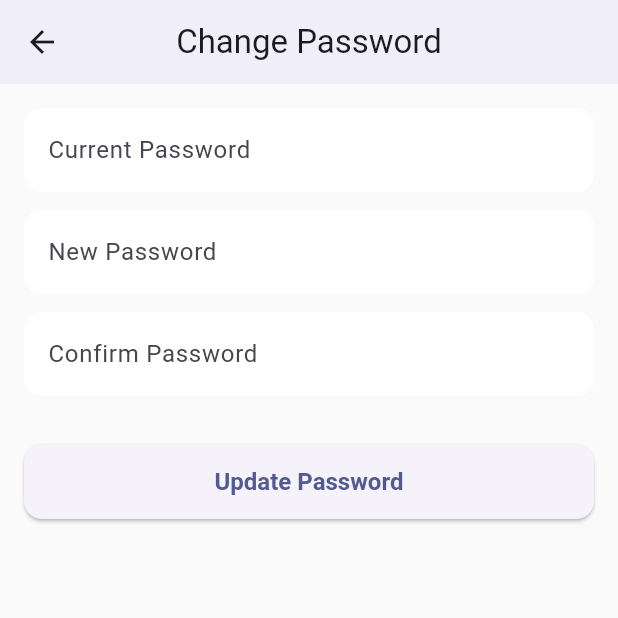
After one commit to joshuaekuriakose/on-demand-skill-renting-platform, a Flutter app: the ChangePasswordScreen screen opened directly, on a phone screen of 412 x 824 dp, the top half of it. The commit adds this screen. Run offline on Flutter 3.47's test engine with Material 3 defaults, Android fonts, the phone set to English and light mode, and no system bars; our stand-ins replace shared_preferences; accounts and stored records are empty.

Commit message:
Small Profile, Change password and Notifications added

```diff
--- a/skill_renting_app/lib/features/auth/auth_service.dart
+++ b/skill_renting_app/lib/features/auth/auth_service.dart
@@ -1,5 +1,6 @@
 import '../../core/services/api_service.dart';
 import 'models/user_model.dart';
+import 'package:skill_renting_app/core/services/auth_storage.dart';
 
 class AuthService {
   static Future<UserModel?> login(
@@ -46,4 +47,25 @@ class AuthService {
   return null;
 }
 
+static Future<bool> changePassword(
+  String currentPassword,
+  String newPassword,
+) async {
+  final token = await AuthStorage.getToken();
+
+  if (token == null) return false;
+
+  final response = await ApiService.put(
+    "/auth/change-password",
+    {
+      "currentPassword": currentPassword,
+      "newPassword": newPassword,
+    },
+    token: token,
+  );
+
+  return response["statusCode"] == 200;
 }
+
+
+}
--- /dev/null
+++ b/skill_renting_app/lib/features/profile/screens/change_password_screen.dart
@@ -0,0 +1,121 @@
+import 'package:flutter/material.dart';
+import '../../auth/auth_service.dart';
+
+class ChangePasswordScreen extends StatefulWidget {
+  const ChangePasswordScreen({super.key});
+
+  @override
+  State<ChangePasswordScreen> createState() => _ChangePasswordScreenState();
+}
+
+class _ChangePasswordScreenState extends State<ChangePasswordScreen> {
+  final _currentController = TextEditingController();
+  final _newController = TextEditingController();
+  final _confirmController = TextEditingController();
+
+  bool _loading = false;
+  String? _error;
+
+  Future<void> _changePassword() async {
+    final current = _currentController.text.trim();
+    final newPass = _newController.text.trim();
+    final confirm = _confirmController.text.trim();
+
+    if (newPass != confirm) {
+      setState(() {
+        _error = "Passwords do not match";
+      });
+      return;
+    }
+
+    setState(() {
+      _loading = true;
+      _error = null;
+    });
+
+    final success = await AuthService.changePassword(
+      current,
+      newPass,
+    );
+
+    if (!mounted) return;
+
+    setState(() => _loading = false);
+
+    if (!success) {
+      setState(() {
+        _error = "Current password is incorrect";
+      });
+      return;
+    }
+
+    ScaffoldMessenger.of(context).showSnackBar(
+      const SnackBar(
+        content: Text("Password changed successfully"),
+      ),
+    );
+
+    Navigator.pop(context);
+  }
+
+  @override
+  Widget build(BuildContext context) {
+    return Scaffold(
+      appBar: AppBar(
+        title: const Text("Change Password"),
+      ),
+      body: Padding(
+        padding: const EdgeInsets.all(16),
+        child: Column(
+          children: [
+
+            TextField(
+              controller: _currentController,
+              obscureText: true,
+              decoration: const InputDecoration(
+                labelText: "Current Password",
+              ),
+            ),
+
+            const SizedBox(height: 12),
+
+            TextField(
+              controller: _newController,
+              obscureText: true,
+              decoration: const InputDecoration(
+                labelText: "New Password",
+              ),
+            ),
+
+            const SizedBox(height: 12),
+
+            TextField(
+              controller: _confirmController,
+              obscureText: true,
+              decoration: const InputDecoration(
+                labelText: "Confirm Password",
+              ),
+            ),
+
+            const SizedBox(height: 20),
+
+            if (_error != null)
+              Text(
+                _error!,
+                style: const TextStyle(color: Colors.red),
+              ),
+
+            const SizedBox(height: 12),
+
+            ElevatedButton(
+              onPressed: _loading ? null : _changePassword,
+              child: _loading
+                  ? const CircularProgressIndicator()
+                  : const Text("Update Password"),
+            ),
+          ],
+        ),
+      ),
+    );
+  }
+}
```
Also changed, not shown: skill_renting_app/lib/features/dashboard/main_dashboard.dart (+28 -1 lines), skill_renting_app/lib/features/notifications/Screens/notification_screen.dart (added, +70 -0 lines), skill_renting_app/lib/features/notifications/notification_service.dart (added, +33 -0 lines), skill_renting_app/lib/features/profile/profile_service.dart (added, +38 -0 lines), skill_renting_app/lib/features/profile/screens/profile_screen.dart (added, +109 -0 lines), 8 other files.
